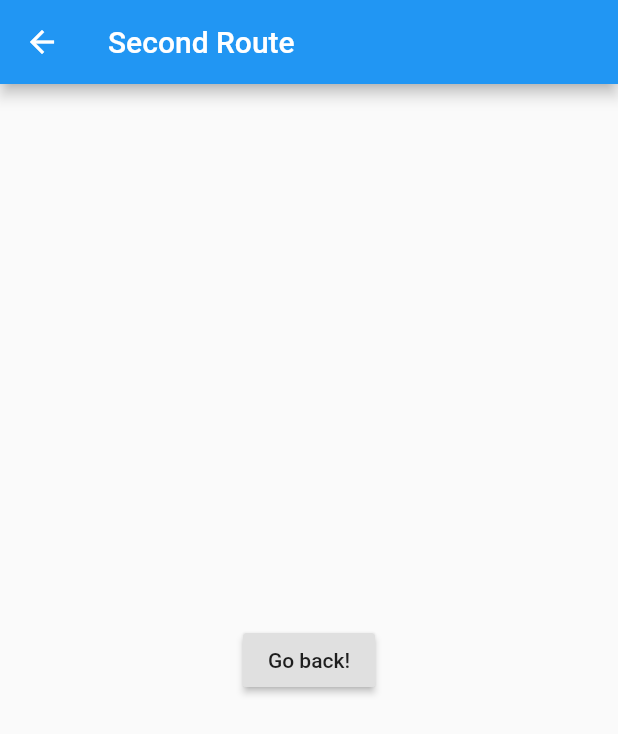
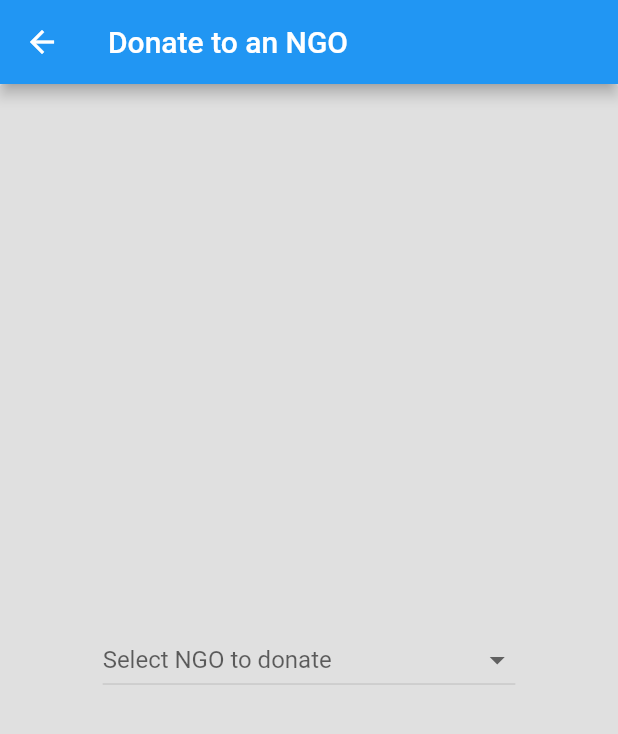
Before and after one commit to amanagr/volunteer_registration, a Flutter app: the HomePage screen opened directly, after a tap on "Donation", on a phone screen of 412 x 824 dp. Shown: the top 734 px of the screen. Run offline on Flutter 3.47's test engine with Material 2 defaults, Android fonts, the phone set to English and light mode, and no system bars; our stand-ins replace firebase_auth; accounts and stored records are empty.

```diff
--- a/lib/home_page.dart
+++ b/lib/home_page.dart
@@ -46,6 +46,8 @@ class HomePage extends StatelessWidget {
       Divider(),
       Tile(title: 'Deliver Food', subtitle:  'You must have a vehicle',icon:  Icons.directions_bike),
       Divider(),
+      Tile(title: 'Sanitizing', subtitle:  'Help sanitize a nearby public place',icon:  Icons.assignment_turned_in),
+      Divider(),
     ],
   );
 
--- a/lib/views/donation_view.dart
+++ b/lib/views/donation_view.dart
@@ -5,16 +5,63 @@ class DonationView extends StatelessWidget {
   Widget build(BuildContext context) {
     return Scaffold(
       appBar: AppBar(
-        title: Text("Second Route"),
+        title: Text("Donate to an NGO"),
       ),
       body: Center(
         child: RaisedButton(
           onPressed: () {
             Navigator.pop(context);
           },
-          child: Text('Go back!'),
+          child: DropdownScreen(),
         ),
       ),
     );
   }
 }
+
+class Item {
+  const Item(this.name);
+  final String name;
+}
+
+class DropdownScreen extends StatefulWidget {
+  State createState() =>  DropdownScreenState();
+}
+
+class DropdownScreenState extends State<DropdownScreen> {
+  Item selectedUser;
+  List<Item> users = <Item>[
+    const Item('Give India - for Daily Wage Workers '),
+    const Item('N95 Masks for Medical Staff'),
+    const Item('Ketto Fundraisers for COVID-19'),
+    const Item('Milaap Fundraisers for COVID-19'),
+  ];
+  @override
+  Widget build(BuildContext context) {
+    return Center(
+          child:  DropdownButton<Item>(
+            hint:  Text("Select NGO to donate"),
+            value: selectedUser,
+            onChanged: (Item Value) {
+              setState(() {
+                selectedUser = Value;
+              });
+            },
+            items: users.map((Item user) {
+              return  DropdownMenuItem<Item>(
+                value: user,
+                child: Row(
+                  children: <Widget>[
+//                    SizedBox(width: 70,),
+                    Text(
+                      user.name,
+                      style:  TextStyle(color: Colors.black),
+                    ),
+                  ],
+                ),
+              );
+            }).toList(),
+          ),
+      );
+  }
+}
```
